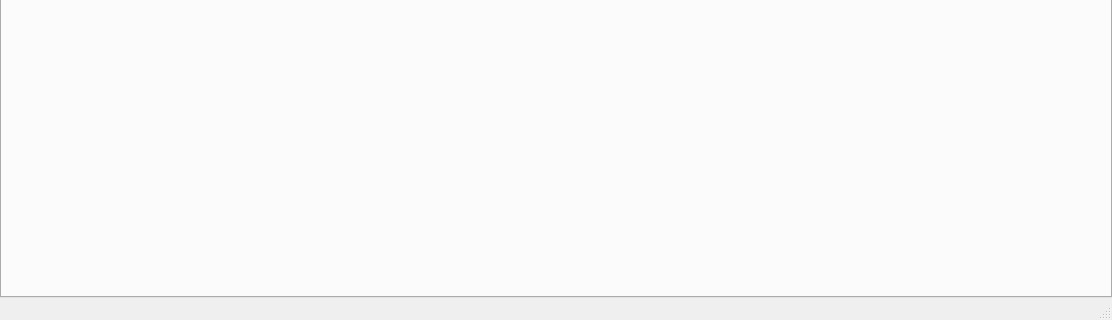
First picture: the form in Other/CameraDemo/mainwindow.ui, repository hondodo/PCamera, before the edit; both pictures show x 0 to 1112 and y 452 to 772 of the 1112 by 772 pixel window.
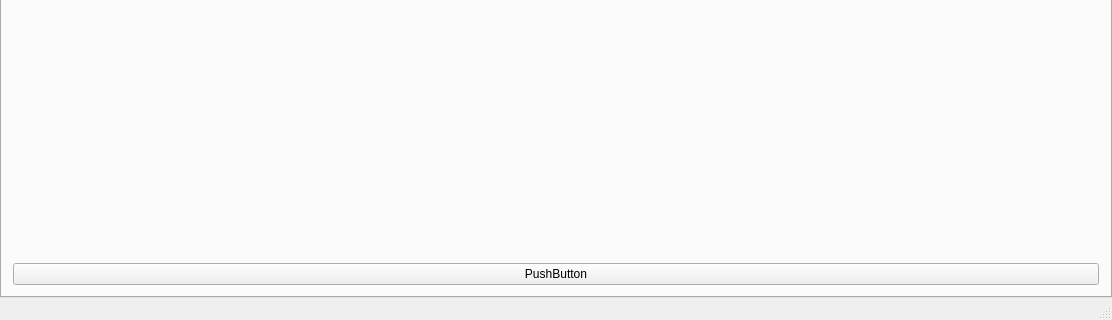
Second picture: the form after the edit. The open tabs and pages were chosen to show the change.

Commit message: test opengles make

```diff
--- a/Other/CameraDemo/mainwindow.ui
+++ b/Other/CameraDemo/mainwindow.ui
@@ -140,6 +140,18 @@
           <attribute name="title">
            <string>CamBigAndSmall</string>
           </attribute>
+          <layout class="QGridLayout" name="gridLayout_11">
+           <item row="0" column="0">
+            <widget class="QWidget" name="widgetTestYUV" native="true"/>
+           </item>
+           <item row="1" column="0">
+            <widget class="QPushButton" name="pushButtonTestYUV">
+             <property name="text">
+              <string>PushButton</string>
+             </property>
+            </widget>
+           </item>
+          </layout>
          </widget>
          <widget class="QWidget" name="tabCam4">
           <attribute name="title">
```
Left out of the diff: 2 changed lines with no effect on the pictures. The commit also changes 3 other files.
